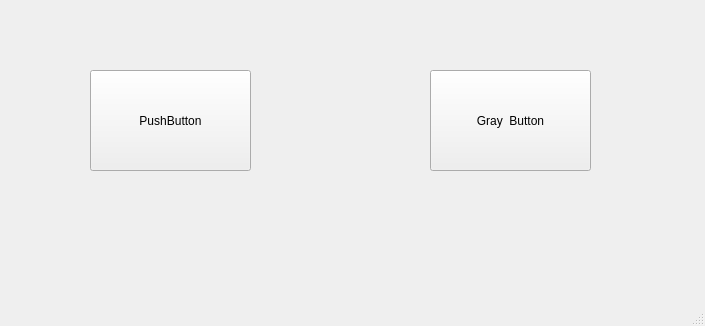
This is lui_testing/py3_pyside2_n_dui2/icon_tst/simple.ui in luisodls/dui_prototyping as Qt 5 draws it before an edit. The edited form follows.
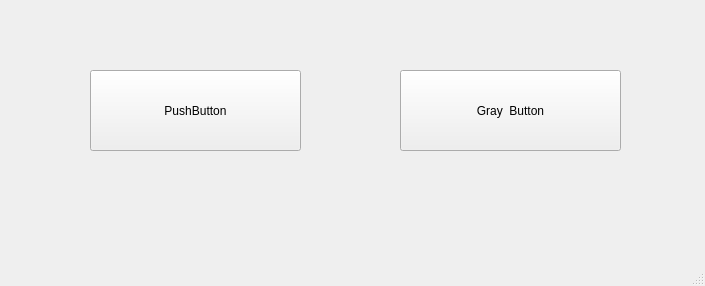
This is the edited form. Icons and pictures are not drawn.

Diff of the .ui file:
```diff
--- a/lui_testing/py3_pyside2_n_dui2/icon_tst/simple.ui
+++ b/lui_testing/py3_pyside2_n_dui2/icon_tst/simple.ui
@@ -7,7 +7,7 @@
     <x>0</x>
     <y>0</y>
     <width>705</width>
-    <height>326</height>
+    <height>286</height>
    </rect>
   </property>
   <property name="windowTitle">
@@ -19,8 +19,8 @@
      <rect>
       <x>90</x>
       <y>70</y>
-      <width>161</width>
-      <height>101</height>
+      <width>211</width>
+      <height>81</height>
      </rect>
     </property>
     <property name="text">
@@ -41,10 +41,10 @@
    <widget class="QPushButton" name="GrayButton">
     <property name="geometry">
      <rect>
-      <x>430</x>
+      <x>400</x>
       <y>70</y>
-      <width>161</width>
-      <height>101</height>
+      <width>221</width>
+      <height>81</height>
      </rect>
     </property>
     <property name="text">
```
